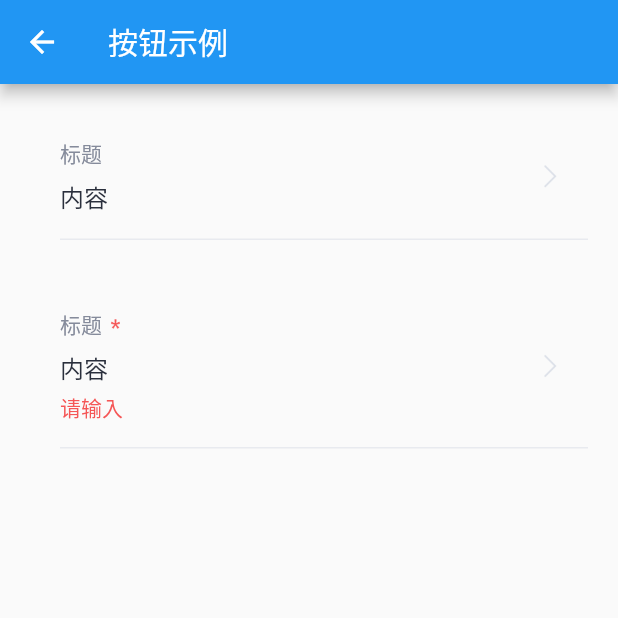
After one commit to ThinkerJack/jui, a Flutter app: the ItemDemo screen opened by its route, on a phone screen of 412 x 824 dp, the top half of it. The commit adds this screen. Run offline on Flutter 3.47's test engine with Material 2 defaults, Android fonts, the phone set to English and light mode, and no system bars.

Commit message:
feature#新增点击表单组件

```diff
--- /dev/null
+++ b/example/lib/demo/item_demo.dart
@@ -0,0 +1,46 @@
+import 'package:flutter/cupertino.dart';
+import 'package:flutter/material.dart';
+import 'package:jac_uikit/data_entry.dart';
+
+Widget space = const SizedBox(
+  height: 30,
+);
+
+class ItemDemo extends StatelessWidget {
+  const ItemDemo({super.key});
+
+  @override
+  Widget build(BuildContext context) {
+    return Scaffold(
+      appBar: AppBar(title: const Text("按钮示例")),
+      body: Padding(
+          padding: const EdgeInsets.all(20),
+          child: ListView(
+            children: [
+              TapItem(
+                title: '标题',
+                content: '内容',
+                tipText: "请输入",
+                onTap: () {
+                  debugPrint("点击");
+                },
+              ),
+              space,
+              TapItem(
+                title: '标题',
+                content: '内容',
+                tipText: "请输入",
+                isRequired: true,
+                maxLine: 1,
+                hintText: '请选择',
+                showTips: true,
+                onTap: () {
+                  debugPrint("点击");
+                },
+              ),
+              space,
+            ],
+          )),
+    );
+  }
+}
--- a/example/lib/demo_router.dart
+++ b/example/lib/demo_router.dart
@@ -1,3 +1,4 @@
+import 'package:example/demo/item_demo.dart';
 import 'package:example/splash_page.dart';
 import 'package:flutter/cupertino.dart';
 
@@ -5,13 +6,15 @@ import 'demo/button_demo.dart';
 import 'demo/text_demo.dart';
 
 final demoRouterMap = <String, WidgetBuilder>{
-  DemoRouter.splashPage: (context) => const SplashPage(),
+  DemoRouter.mainPage: (context) => const MainPage(),
   DemoRouter.textDemo: (context) => const TextDemo(),
   DemoRouter.buttonDemo: (context) => const ButtonDemo(),
+  DemoRouter.itemDemo: (context) => const ItemDemo(),
 };
 
 class DemoRouter {
-  static const String splashPage = "splashPage";
+  static const String mainPage = "mainPage";
   static const String textDemo = "textDemo";
   static const String buttonDemo = "buttonDemo";
+  static const String itemDemo = "itemDemo";
 }
--- a/example/lib/main.dart
+++ b/example/lib/main.dart
@@ -21,7 +21,7 @@ class MyApp extends StatelessWidget {
         primarySwatch: Colors.blue,
       ),
       routes: demoRouterMap,
-      home: const SplashPage(),
+      home: const MainPage(),
     );
   }
 }
--- a/example/lib/splash_page.dart
+++ b/example/lib/splash_page.dart
@@ -1,8 +1,8 @@
 import 'package:example/demo_router.dart';
 import 'package:flutter/material.dart';
 
-class SplashPage extends StatelessWidget {
-  const SplashPage({super.key});
+class MainPage extends StatelessWidget {
+  const MainPage({super.key});
 
   @override
   Widget build(BuildContext context) {
@@ -25,6 +25,10 @@ class SplashPage extends StatelessWidget {
               onPressed: () => Navigator.of(context).pushNamed(DemoRouter.buttonDemo),
               child: const Text("按钮示例"),
             ),
+            ElevatedButton(
+              onPressed: () => Navigator.of(context).pushNamed(DemoRouter.itemDemo),
+              child: const Text("表单项示例"),
+            ),
           ],
         ),
       ),
--- /dev/null
+++ b/lib/data_entry.dart
@@ -0,0 +1 @@
+export 'src/data_entry/item/tap_item.dart';
--- /dev/null
+++ b/lib/src/data_entry/item/common.dart
@@ -0,0 +1,116 @@
+import 'package:flutter/cupertino.dart';
+import 'package:flutter/material.dart';
+import 'package:jac_uikit/src/utils/extension.dart';
+
+import '../../../../generated/assets.dart';
+import '../../utils/custom_color.dart';
+
+class ItemTipsText extends StatelessWidget {
+  const ItemTipsText({
+    Key? key,
+    required this.showTips,
+    required this.tipText,
+  }) : super(key: key);
+
+  final bool showTips;
+  final String tipText;
+
+  @override
+  Widget build(BuildContext context) {
+    return Visibility(
+      visible: showTips,
+      child: Column(
+        children: [
+          const SizedBox(
+            height: 4,
+          ),
+          Text(
+            tipText,
+            style: const TextStyle(color: tipsColor, fontSize: 14, height: 1.5),
+          ),
+        ],
+      ),
+    );
+  }
+}
+
+class ItemTitle extends StatelessWidget {
+  const ItemTitle({
+    Key? key,
+    required this.title,
+    required this.isRequired,
+  }) : super(key: key);
+
+  final String title;
+  final bool isRequired;
+
+  @override
+  Widget build(BuildContext context) {
+    return Row(
+      crossAxisAlignment: CrossAxisAlignment.start,
+      children: [
+        Text(
+          title,
+          style: itemTitleStyle,
+          maxLines: 1,
+        ),
+        const SizedBox(width: 4),
+        Visibility(
+          visible: isRequired,
+          child: Padding(
+            padding: const EdgeInsets.only(top: 5),
+            child: Image.asset(
+              Assets.imagesItemRequired.path,
+              height: 10,
+            ),
+          ),
+        )
+      ],
+    );
+  }
+}
+
+const TextStyle itemTitleStyle =
+    TextStyle(color: color858B9B, fontSize: 14, fontWeight: FontWeight.w400, height: 1.5);
+const TextStyle itemHintStyle = TextStyle(color: colorBCC1CD, fontSize: 16, fontWeight: FontWeight.w400, height: 1.5);
+const TextStyle itemContentStyle =
+    TextStyle(color: color2A2F3C, fontSize: 16, fontWeight: FontWeight.w400, height: 1.5);
+const Color tipsColor = colorF55656;
+
+class ItemDivider extends StatelessWidget {
+  const ItemDivider({
+    Key? key,
+  }) : super(key: key);
+
+  @override
+  Widget build(BuildContext context) {
+    return const Divider(
+      color: Color(0XFFE8EAEF),
+      height: 1,
+      thickness: 1,
+    );
+  }
+}
+//用于调用接口，判断输入内容是否涉及敏感词
+//返回String 会用于输入框的提示文字
+typedef CheckTextFunc = Future<String?> Function(String)?;
+
+mixin InputCheckMixin {
+  late FocusNode focusNode;
+  late VoidCallback unFocus;
+  String tipText = "";
+
+  initFocus(String tipsText, FocusNode? focusNode, VoidCallback unFocusFunc) {
+    tipText = tipsText;
+    this.focusNode = focusNode ?? FocusNode();
+    unFocus = unFocusFunc;
+    this.focusNode.addListener(unFocus);
+  }
+
+  disposeFocus(bool needDispose) {
+    focusNode.removeListener(unFocus);
+    if(needDispose){
+      focusNode.dispose();
+    }
+  }
+}
--- /dev/null
+++ b/lib/src/data_entry/item/tap_item.dart
@@ -0,0 +1,89 @@
+import 'package:flutter/material.dart';
+import 'package:jac_uikit/src/utils/extension.dart';
+
+import '../../../generated/assets.dart';
+import 'common.dart';
+
+///点击表单项
+class TapItem extends StatelessWidget {
+  const TapItem({
+    Key? key,
+    required this.title,
+    required this.onTap,
+    this.content = "",
+    this.tipText = "",
+    this.hintText = "",
+    this.maxLine = 1,
+    this.isRequired = false,
+    this.showTips = false,
+  }) : super(key: key);
+
+  final String title; //标题
+  final String hintText; //输入框底文
+  final String content; //输入框内容
+  final Function onTap; //点击事件
+  final bool showTips; //是否报错
+  final String tipText; //错误文案
+  final int maxLine; //文本内容最大行数
+  final bool isRequired; //是否是必填
+
+  @override
+  Widget build(BuildContext context) {
+    return GestureDetector(
+      behavior: HitTestBehavior.opaque,
+      onTap: () {
+        onTap();
+      },
+      child: Container(
+          padding: const EdgeInsets.only(left: 20),
+          child: Column(
+            children: [
+              Row(
+                crossAxisAlignment: CrossAxisAlignment.center,
+                children: [
+                  Expanded(
+                    child: Column(
+                      crossAxisAlignment: CrossAxisAlignment.start,
+                      children: [
+                        const SizedBox(
+                          height: 16,
+                        ),
+                        ItemTitle(title: title, isRequired: isRequired),
+                        const SizedBox(
+                          height: 6,
+                        ),
+                        content.isNotEmpty
+                            ? Text(
+                                content,
+                                style: itemContentStyle,
+                                maxLines: maxLine,
+                                overflow: TextOverflow.ellipsis,
+                              )
+                            : Text(
+                                hintText,
+                                style: itemHintStyle,
+                                maxLines: 1,
+                                overflow: TextOverflow.ellipsis,
+                              ),
+                        ItemTipsText(showTips: showTips, tipText: tipText),
+                        const SizedBox(
+                          height: 16,
+                        ),
+                      ],
+                    ),
+                  ),
+                  Container(
+                    padding: const EdgeInsets.only(left: 18, right: 16),
+                    child: Image.asset(
+                      Assets.imagesIconRight.path,
+                      height: 20,
+                    ),
+                  )
+                ],
+              ),
+              const ItemDivider(),
+            ],
+          )),
+    );
+  }
+}
--- /dev/null
+++ b/lib/src/utils/extension.dart
@@ -0,0 +1,3 @@
+extension JacPath on String {
+  String get path => "packages/jac_uikit/${this}";
+}
--- a/pubspec.yaml
+++ b/pubspec.yaml
@@ -20,6 +20,7 @@ dev_dependencies:
 flutter:
   assets:
     - assets/
+    - assets/images/
 
 platforms:
   android:
```
Also changed, not shown: assets/images/icon_right.png (added), assets/images/item_required.png (added), example/assets/img_4.png (added), example/pubspec.lock, lib/generated/assets.dart, 1 other file.
